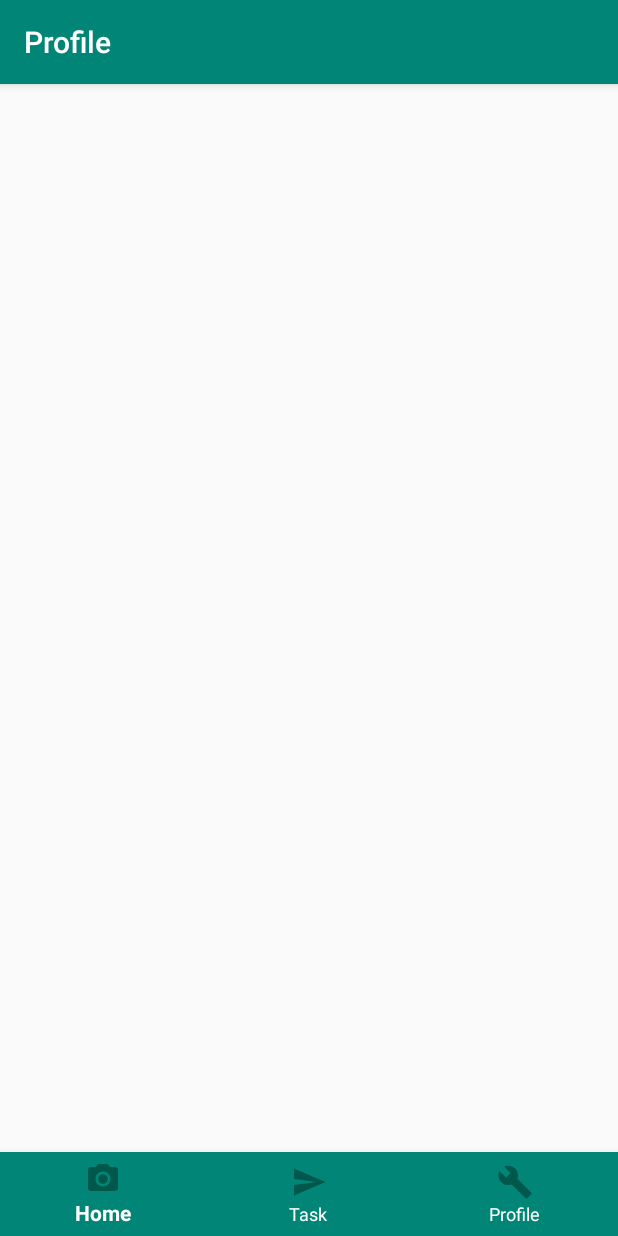
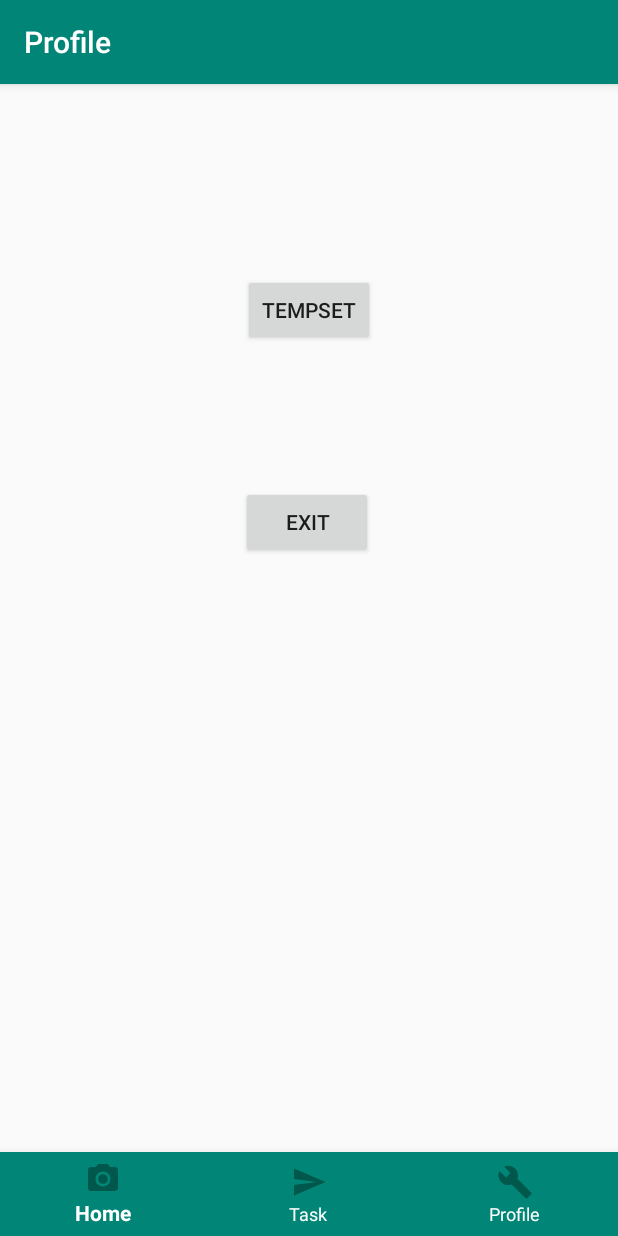
Before and after one commit to zeonghost/aquaculture-automatic-system, an Android app: the ProfileActivity screen opened directly, with no data from a screen before it, on a phone screen of 412 x 824 dp. Run offline under Robolectric (Android 15) with nearby library versions, the phone set to English and light mode, and no system bars; our stand-ins replace Firebase (no records; nobody signed in at launch, a user with empty details on screens opened directly).

Commit message:
add profile page;   add set critical level function;   move exit button from home to profile; add connecting dialog in MainActivity add click twice exit program in HomeActivity

```diff
--- a/app/src/main/java/com/example/aquaculture/ProfileActivity.java
+++ b/app/src/main/java/com/example/aquaculture/ProfileActivity.java
@@ -1,20 +1,92 @@
 package com.example.aquaculture;
 
+import android.app.AlertDialog;
+import android.content.Context;
+import android.content.DialogInterface;
 import android.content.Intent;
+import android.content.SharedPreferences;
 import android.support.annotation.NonNull;
 import android.support.design.widget.BottomNavigationView;
 import android.support.v7.app.AppCompatActivity;
 import android.os.Bundle;
+import android.util.Log;
+import android.view.LayoutInflater;
 import android.view.MenuItem;
+import android.view.View;
+import android.widget.Button;
+import android.widget.EditText;
+import android.widget.TextView;
+import android.widget.Toast;
+
+import com.google.firebase.database.DatabaseReference;
+import com.google.firebase.database.FirebaseDatabase;
+
+import java.util.HashMap;
+import java.util.Map;
 
 public class ProfileActivity extends AppCompatActivity {
+    private static final String TAG = "MainActivity";
+
+    private SharedPreferences sp;
 
     @Override
     protected void onCreate(Bundle savedInstanceState) {
         super.onCreate(savedInstanceState);
         setContentView(R.layout.activity_profile);
         setTitle("Profile");
+        buttonNavigationSettings();
+        sp = this.getSharedPreferences("login", Context.MODE_PRIVATE);
+        TextView un = (TextView) findViewById(R.id.username);
+        un.setText(sp.getString("username", null));
+        Button btr1 = (Button)findViewById(R.id.btr1);
+        btr1.setOnClickListener(new View.OnClickListener() {
+            @Override
+            public void onClick(View v) {
+                showAddDialog();
+            }
+        });
+
+        Button btr2 = (Button)findViewById(R.id.btr2);
+        btr2.setOnClickListener(new View.OnClickListener() {
+            @Override
+            public void onClick(View v) {
+                SharedPreferences sp = getSharedPreferences("login", Context.MODE_PRIVATE);
+                sp.edit()
+                        .clear()
+                        .apply();
+                Intent intent4 = new Intent(ProfileActivity.this, MainActivity.class);
+                startActivity(intent4);
+            }
+        });
+
     }
+
+    protected void showAddDialog() {
+
+        LayoutInflater factory = LayoutInflater.from(this);
+        final View textEntryView = factory.inflate(R.layout.dialog, null);
+        final EditText top = (EditText) textEntryView.findViewById(R.id.editTextNum1);
+        final EditText bottom = (EditText)textEntryView.findViewById(R.id.editTextNum2);
+        AlertDialog.Builder ad1 = new AlertDialog.Builder(ProfileActivity.this);
+        ad1.setTitle("Update Critical level:");
+        ad1.setIcon(android.R.drawable.ic_dialog_info);
+        ad1.setView(textEntryView);
+        ad1.setPositiveButton("Update", new DialogInterface.OnClickListener() {
+            public void onClick(DialogInterface dialog, int i) {
+                int topnum = Integer.parseInt(top.getText().toString());
+                int botnum = Integer.parseInt(bottom.getText().toString());
+
+                FirebaseDatabase database = FirebaseDatabase.getInstance();
+                DatabaseReference myRef = database.getReference("pi1-pond1");
+                Map<String, Object> passUpdate = new HashMap<>();
+                passUpdate.put("high", topnum);
+                passUpdate.put("low", botnum);
+                myRef.updateChildren(passUpdate);
+            }
+        });
+        ad1.show();
+    }
+
 
     private void buttonNavigationSettings() {
         BottomNavigationView bottomNavigationView = (BottomNavigationView) findViewById(R.id.bottomNavigationView);
--- a/app/src/main/res/layout/activity_profile.xml
+++ b/app/src/main/res/layout/activity_profile.xml
@@ -24,4 +24,50 @@
         app:layout_constraintVertical_bias="1.0"
         app:menu="@menu/menu_bottom_navigation_items" />
 
+    <TextView
+        android:id="@+id/username"
+        android:layout_width="wrap_content"
+        android:layout_height="13dp"
+        android:layout_marginStart="175dp"
+        android:layout_marginTop="32dp"
+        android:layout_marginEnd="177dp"
+        android:layout_marginBottom="16dp"
+        android:text="TextView"
+        app:layout_constraintBottom_toTopOf="@+id/btr1"
+        app:layout_constraintEnd_toEndOf="parent"
+        app:layout_constraintHorizontal_bias="1.0"
+        app:layout_constraintStart_toStartOf="parent"
+        app:layout_constraintTop_toTopOf="parent"
+        app:layout_constraintVertical_bias="0.0" />
+
+    <Button
+        android:id="@+id/btr1"
+        android:layout_width="wrap_content"
+        android:layout_height="wrap_content"
+        android:layout_marginStart="161dp"
+        android:layout_marginTop="8dp"
+        android:layout_marginEnd="162dp"
+        android:layout_marginBottom="8dp"
+        android:text="TempSet"
+        app:layout_constraintBottom_toBottomOf="@+id/bottomNavigationView"
+        app:layout_constraintEnd_toEndOf="parent"
+        app:layout_constraintHorizontal_bias="1.0"
+        app:layout_constraintStart_toStartOf="parent"
+        app:layout_constraintTop_toTopOf="parent"
+        app:layout_constraintVertical_bias="0.169" />
+
+    <Button
+        android:id="@+id/btr2"
+        android:layout_width="wrap_content"
+        android:layout_height="wrap_content"
+        android:layout_marginStart="160dp"
+        android:layout_marginTop="24dp"
+        android:layout_marginEnd="163dp"
+        android:layout_marginBottom="327dp"
+        android:text="EXIT"
+        app:layout_constraintBottom_toTopOf="@+id/bottomNavigationView"
+        app:layout_constraintEnd_toEndOf="parent"
+        app:layout_constraintStart_toStartOf="parent"
+        app:layout_constraintTop_toBottomOf="@+id/btr1" />
+
 </android.support.constraint.ConstraintLayout>
```
Also changed, not shown: app/src/main/java/com/example/aquaculture/HomeActivity.java (+11 -16 lines), app/src/main/java/com/example/aquaculture/MainActivity.java (+15 -1 lines), app/src/main/java/com/example/aquaculture/QRScanner.java (deleted, +0 -53 lines), app/src/main/res/layout/activity_home.xml (+7 -10 lines), app/src/main/res/layout/activity_pond_info.xml (+5 -7 lines), app/src/main/res/layout/activity_qrscanner.xml (deleted, +0 -11 lines), app/src/main/res/layout/dialog.xml (added, +32 -0 lines).
